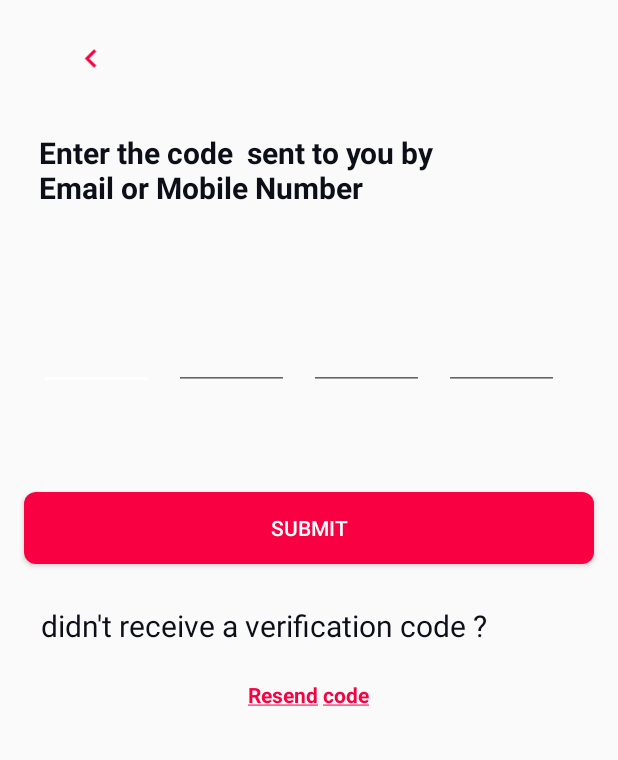
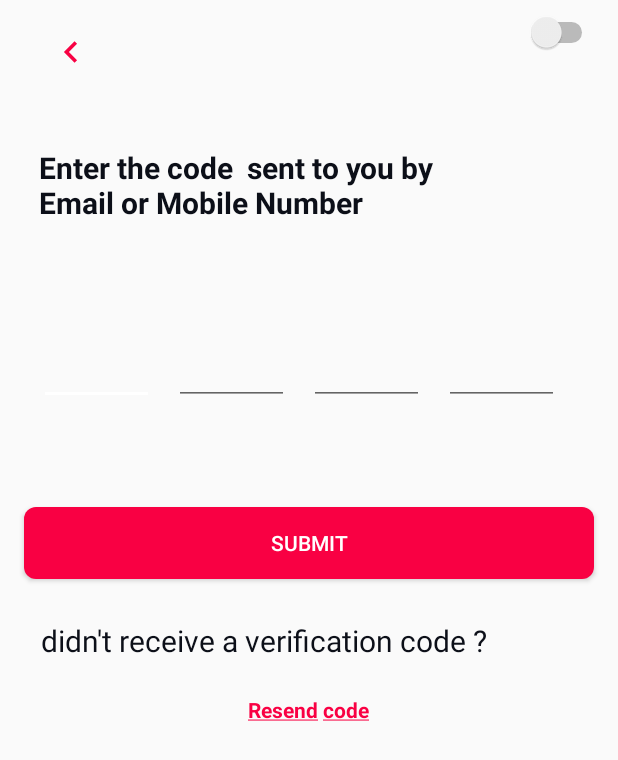
Before and after one commit to Farah-Torkhani/GamerApp-farah, an Android app: the otpScreen screen opened directly, with no data from a screen before it, on a phone screen of 412 x 824 dp. Shown: the top 760 px of the screen. Run offline under Robolectric (Android 15) with nearby library versions, the light colour scheme and no system bars; plain views replace PinEntryEditText.

Commit message:
adding intent between screens and showing data in the logcat

```diff
--- a/app/src/main/java/tn/esprit/gamerapp_farah/otpScreen.kt
+++ b/app/src/main/java/tn/esprit/gamerapp_farah/otpScreen.kt
@@ -1,10 +1,12 @@
 package tn.esprit.gamerapp_farah
 
 import android.annotation.SuppressLint
+import android.content.Intent
 import android.os.Bundle
 import android.text.SpannableStringBuilder
 import android.text.style.ForegroundColorSpan
 import android.text.style.UnderlineSpan
+import android.widget.ImageView
 import android.widget.TextView
 import androidx.appcompat.app.AppCompatActivity
 import androidx.core.content.ContextCompat
@@ -50,6 +52,14 @@ class otpScreen : AppCompatActivity(){
         }
 
         paragraphTextView.text = spannableStringBuilder
+
+        val paragraphTextView1 = findViewById<ImageView>(R.id.navigationIcon)
+        paragraphTextView1.setOnClickListener {
+
+            val intent = Intent(this, ForgetPassword::class.java)
+            startActivity(intent)
+
+        }
     }
 
 }
--- a/app/src/main/res/layout/otp_validation.xml
+++ b/app/src/main/res/layout/otp_validation.xml
@@ -13,19 +13,29 @@
 
 
     <LinearLayout
-        android:layout_width="360dp"
-        android:layout_height="46dp"
-        android:layout_margin="8dp"
-        android:gravity="start"
-        android:orientation="horizontal">
+        android:layout_width="386dp"
+        android:layout_height="72dp">
 
         <ImageView
             android:id="@+id/navigationIcon"
             android:layout_width="69dp"
-            android:layout_height="match_parent"
-            android:gravity="center_horizontal"
-            android:src="@drawable/navigatebefore_foreground"
-            android:layout_gravity="start"/>
+            android:layout_height="53dp"
+            android:layout_gravity="start"
+            android:gravity="start"
+            android:src="@drawable/navigatebefore_foreground" />
+
+        <Space
+            android:layout_width="45dp"
+            android:layout_height="68dp"
+            android:layout_weight="1" />
+
+
+        <Switch
+            android:id="@+id/switchDarkMode"
+            android:layout_width="48dp"
+            android:layout_height="38dp"
+            android:layout_gravity="end"
+            android:gravity="end" />
 
     </LinearLayout>
     <LinearLayout
```
Also changed, not shown: app/src/main/AndroidManifest.xml (+12 -12 lines), app/src/main/java/tn/esprit/gamerapp_farah/ForgetPassword.kt (added, +34 -0 lines), app/src/main/java/tn/esprit/gamerapp_farah/LoginScreen.kt (+40 -2 lines), app/src/main/java/tn/esprit/gamerapp_farah/MainActivity.kt (+1 -8 lines), app/src/main/java/tn/esprit/gamerapp_farah/RegisterScreen.kt (+31 -0 lines), app/src/main/res/layout/forgot_password.xml (+20 -13 lines), app/src/main/res/layout/login_light.xml (+30 -7 lines), app/src/main/res/layout/register_light.xml (+30 -0 lines), app/src/main/res/layout/reset_pwd.xml (+19 -9 lines).
